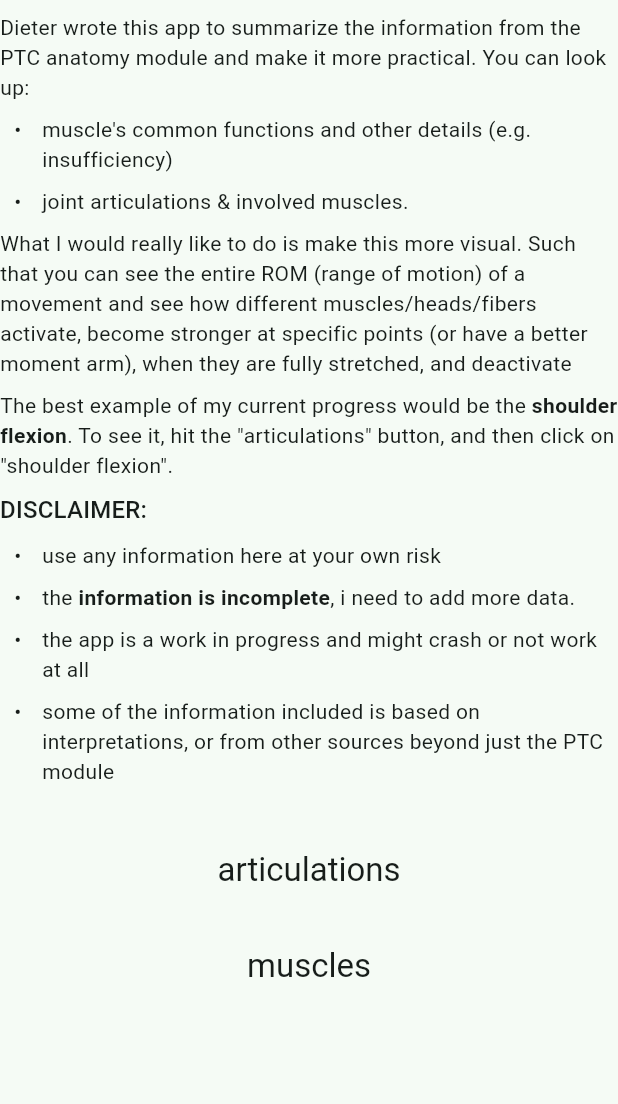
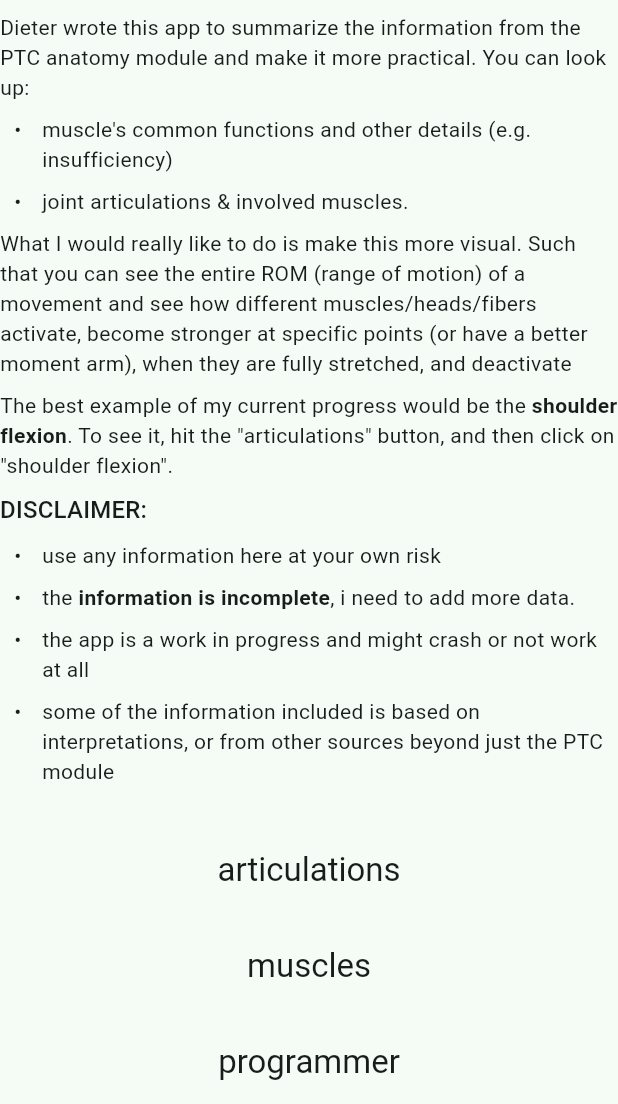
Before and after one commit to Dieterbe/body.build, a Flutter app: the screen it shows after launch, on a phone screen of 412 x 824 dp, the part 132-1236 px from its top. Run offline on Flutter 3.47's test engine with Material 3 defaults, Android fonts, the phone set to English and light mode, and no system bars; drawn by our look-alikes of flutter_markdown; our stand-ins replace go_router; missing offline and left inert: iconify_flutter.

Commit message:
beginning of programmer

```diff
--- a/lib/main.dart
+++ b/lib/main.dart
@@ -6,6 +6,7 @@ import 'package:ptc/ui/home_screen.dart';
 import 'package:ptc/ui/muscle_screen.dart';
 import 'package:ptc/ui/muscles_screen.dart';
 import 'package:go_router/go_router.dart';
+import 'package:ptc/ui/programmer_screen.dart';
 
 void main() {
   // *without* this flag, behavior is like so:
@@ -61,6 +62,11 @@ class MyApp extends StatelessWidget {
                   id: state.pathParameters['id']!,
                 ),
               ),
+              GoRoute(
+                name: ProgrammerScreen.routeName,
+                path: ProgrammerScreen.routeName,
+                builder: (context, state) => const ProgrammerScreen(),
+              )
             ],
           ),
         ],
--- a/lib/ui/home_screen.dart
+++ b/lib/ui/home_screen.dart
@@ -3,6 +3,7 @@ import 'package:flutter_markdown/flutter_markdown.dart';
 import 'package:go_router/go_router.dart';
 import 'package:ptc/ui/articulations_screen.dart';
 import 'package:ptc/ui/muscles_screen.dart';
+import 'package:ptc/ui/programmer_screen.dart';
 
 class HomeScreen extends StatelessWidget {
   static const String routeName = 'home';
@@ -57,7 +58,15 @@ To see it, hit the "articulations" button, and then click on "shoulder flexion".
               },
               child: Text('muscles',
                   style: Theme.of(context).textTheme.titleLarge),
-            )
+            ),
+            const SizedBox(height: 16),
+            TextButton(
+              onPressed: () {
+                context.goNamed(ProgrammerScreen.routeName);
+              },
+              child: Text('programmer',
+                  style: Theme.of(context).textTheme.titleLarge),
+            ),
           ],
         )),
       ),
```
Also changed, not shown: lib/ui/programmer_screen.dart (added, +74 -0 lines), 3 other files.
